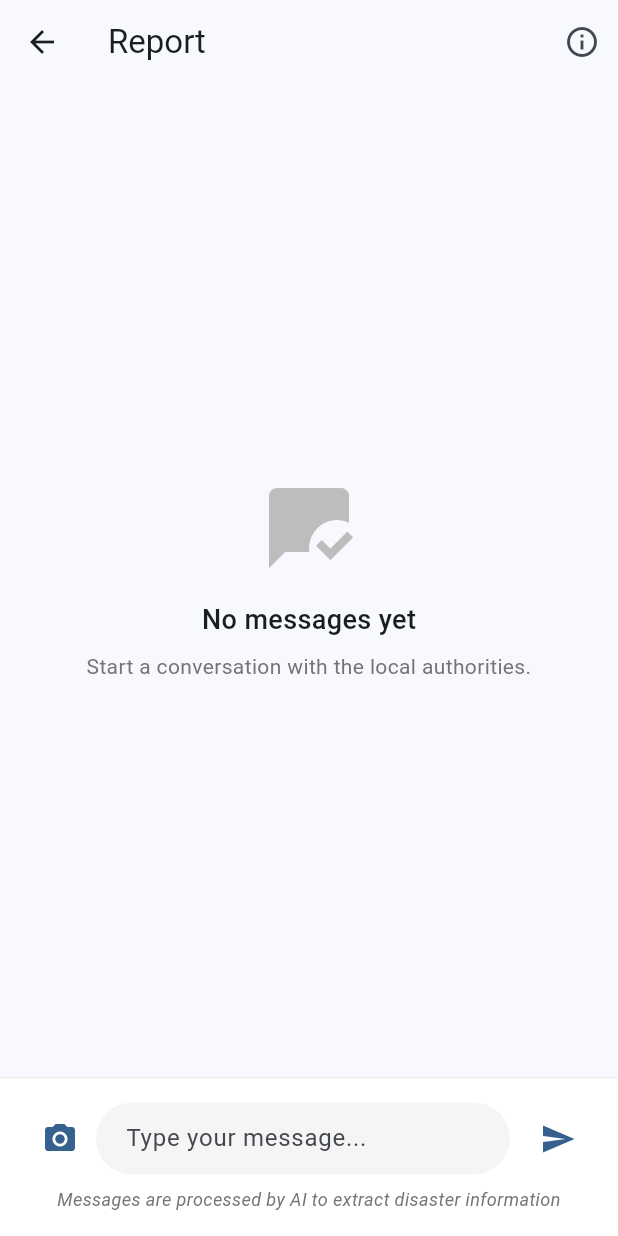
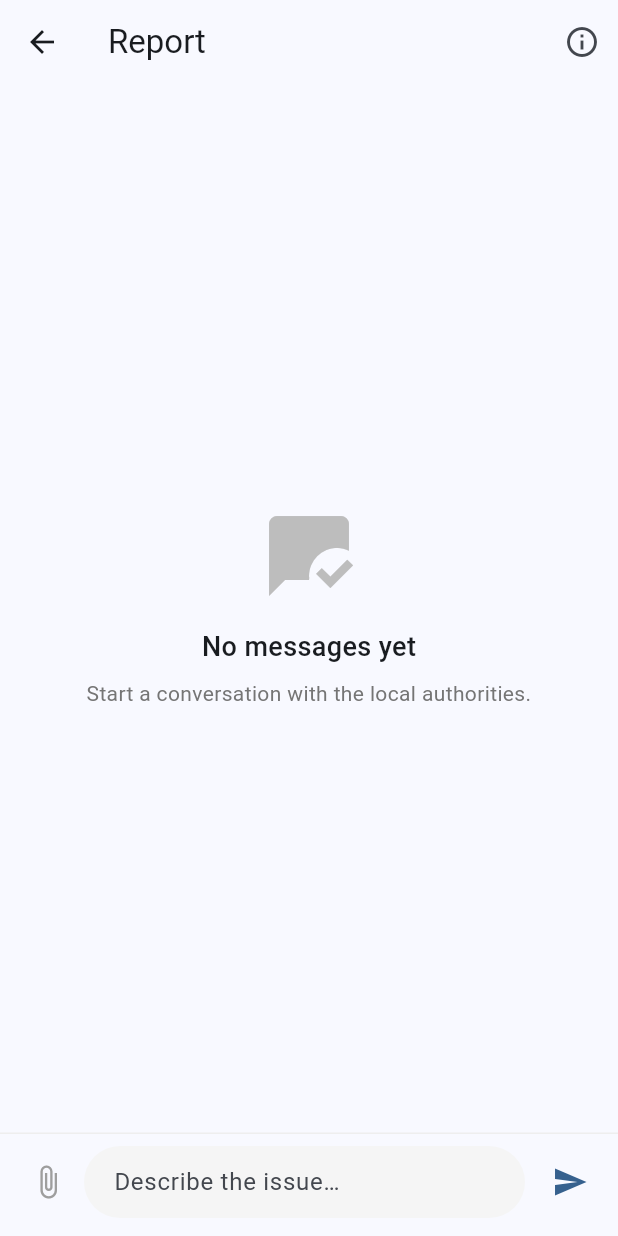
Before and after one commit to codyjamesDC/Hackathon-MapSumbong, a Flutter app: the ChatScreen screen opened directly with empty values, after a tap on the "send" icon, on a phone screen of 412 x 824 dp. Run offline on Flutter 3.47's test engine with Material 3 defaults, Android fonts, the phone set to English and light mode, and no system bars; our stand-ins replace cached_network_image, flutter_dotenv, flutter_local_notifications, flutter_map, geolocator, go_router and 5 more; accounts and stored records are empty.

Commit message:
feat: add onPhotoTap, hasPhoto, photoUploading params to MessageInput

```diff
--- a/lib/widgets/message_input.dart
+++ b/lib/widgets/message_input.dart
@@ -1,17 +1,23 @@
 import 'package:flutter/material.dart';
-import 'package:image_picker/image_picker.dart';
-import 'dart:io';
 
 class MessageInput extends StatefulWidget {
   final String reportId;
-  final Function(String content, {String? imageUrl}) onSendMessage;
-  final Function(String content, {String? imageUrl}) onSendWithAI;
+  final void Function(String content, {String? imageUrl}) onSendMessage;
+  final void Function(String content, {String? imageUrl}) onSendWithAI;
+
+  // Phase 3: photo support wired from parent
+  final VoidCallback? onPhotoTap;
+  final bool hasPhoto;
+  final bool photoUploading;
 
   const MessageInput({
     super.key,
     required this.reportId,
     required this.onSendMessage,
     required this.onSendWithAI,
+    this.onPhotoTap,
+    this.hasPhoto = false,
+    this.photoUploading = false,
   });
 
   @override
@@ -21,7 +27,6 @@ class MessageInput extends StatefulWidget {
 class _MessageInputState extends State<MessageInput> {
   final _textController = TextEditingController();
   final _focusNode = FocusNode();
-  File? _selectedImage;
   bool _isSending = false;
 
   @override
@@ -31,181 +36,113 @@ class _MessageInputState extends State<MessageInput> {
     super.dispose();
   }
 
+  Future<void> _sendMessage() async {
+    final content = _textController.text.trim();
+    if (content.isEmpty) return;
+    if (_isSending) return;
+
+    setState(() => _isSending = true);
+
+    try {
+      widget.onSendMessage(content);
+      _textController.clear();
+    } finally {
+      if (mounted) setState(() => _isSending = false);
+    }
+  }
+
   @override
   Widget build(BuildContext context) {
     return Container(
-      padding: const EdgeInsets.all(16),
+      padding: const EdgeInsets.fromLTRB(8, 8, 8, 12),
       decoration: BoxDecoration(
-        color: Colors.white,
+        color: Theme.of(context).scaffoldBackgroundColor,
         border: Border(
-          top: BorderSide(color: Colors.grey[200]!),
+          top: BorderSide(color: Colors.grey.shade200),
         ),
       ),
-      child: Column(
+      child: Row(
+        crossAxisAlignment: CrossAxisAlignment.end,
         children: [
-          // Selected image preview
-          if (_selectedImage != null) _buildImagePreview(),
-
-          // Input row
-          Row(
+          // Photo button
+          if (widget.onPhotoTap != null)
+            IconButton(
+              icon: Stack(
+                clipBehavior: Clip.none,
                 children: [
-              // Image picker button
-              IconButton(
-                icon: const Icon(Icons.photo_camera),
-                onPressed: _isSending ? null : _pickImage,
-                color: Theme.of(context).primaryColor,
+                  Icon(
+                    Icons.attach_file,
+                    color: widget.hasPhoto
+                        ? Theme.of(context).primaryColor
+                        : Colors.grey,
+                  ),
+                  if (widget.hasPhoto)
+                    Positioned(
+                      right: -4,
+                      top: -4,
+                      child: Container(
+                        width: 10,
+                        height: 10,
+                        decoration: BoxDecoration(
+                          color: Colors.green,
+                          shape: BoxShape.circle,
+                          border: Border.all(
+                              color: Colors.white, width: 1.5),
+                        ),
+                      ),
+                    ),
+                ],
+              ),
+              onPressed: widget.photoUploading
+                  ? null
+                  : widget.onPhotoTap,
+              tooltip: 'Attach photo',
             ),
 
-              // Text input field
+          // Text field
           Expanded(
             child: TextField(
               controller: _textController,
               focusNode: _focusNode,
               decoration: InputDecoration(
-                    hintText: 'Type your message...',
+                hintText: 'Describe the issue…',
                 border: OutlineInputBorder(
                   borderRadius: BorderRadius.circular(24),
                   borderSide: BorderSide.none,
                 ),
                 filled: true,
-                    fillColor: Colors.grey[100],
+                fillColor: Colors.grey.shade100,
                 contentPadding: const EdgeInsets.symmetric(
-                      horizontal: 16,
-                      vertical: 12,
+                    horizontal: 16, vertical: 10),
               ),
-                  ),
-                  maxLines: null,
+              maxLines: 4,
+              minLines: 1,
               textInputAction: TextInputAction.send,
               onSubmitted: (_) => _sendMessage(),
             ),
           ),
 
-              const SizedBox(width: 8),
+          const SizedBox(width: 6),
 
           // Send button
           _isSending
-                  ? const SizedBox(
-                      width: 48,
-                      height: 48,
-                      child: CircularProgressIndicator(),
+              ? const Padding(
+                  padding: EdgeInsets.all(12),
+                  child: SizedBox(
+                    width: 20,
+                    height: 20,
+                    child: CircularProgressIndicator(strokeWidth: 2),
+                  ),
                 )
               : IconButton(
-                      icon: const Icon(Icons.send),
-                      onPressed: _sendMessage,
+                  icon: Icon(
+                    Icons.send,
                     color: Theme.of(context).primaryColor,
                   ),
-            ],
-          ),
-
-          const SizedBox(height: 8),
-
-          // AI processing hint
-          Text(
-            'Messages are processed by AI to extract disaster information',
-            style: TextStyle(
-              fontSize: 12,
-              color: Colors.grey[600],
-              fontStyle: FontStyle.italic,
-            ),
-            textAlign: TextAlign.center,
+                  onPressed: _sendMessage,
                 ),
         ],
       ),
     );
   }
-
-  Widget _buildImagePreview() {
-    return Container(
-      margin: const EdgeInsets.only(bottom: 8),
-      padding: const EdgeInsets.all(8),
-      decoration: BoxDecoration(
-        color: Colors.grey[100],
-        borderRadius: BorderRadius.circular(12),
-      ),
-      child: Row(
-        children: [
-          ClipRRect(
-            borderRadius: BorderRadius.circular(8),
-            child: Image.file(
-              _selectedImage!,
-              width: 60,
-              height: 60,
-              fit: BoxFit.cover,
-            ),
-          ),
-          const SizedBox(width: 12),
-          Expanded(
-            child: Column(
-              crossAxisAlignment: CrossAxisAlignment.start,
-              children: [
-                const Text(
-                  'Image attached',
-                  style: TextStyle(fontWeight: FontWeight.w500),
-                ),
-                Text(
-                  _selectedImage!.path.split('/').last,
-                  style: TextStyle(
-                    fontSize: 12,
-                    color: Colors.grey[600],
-                  ),
-                  maxLines: 1,
-                  overflow: TextOverflow.ellipsis,
-                ),
-              ],
-            ),
-          ),
-          IconButton(
-            icon: const Icon(Icons.close),
-            onPressed: () => setState(() => _selectedImage = null),
-            iconSize: 20,
-          ),
-        ],
-      ),
-    );
 }
-
-  void _pickImage() async {
-    final picker = ImagePicker();
-    final pickedFile = await picker.pickImage(
-      source: ImageSource.camera,
-      imageQuality: 80,
-    );
-
-    if (pickedFile != null) {
-      setState(() {
-        _selectedImage = File(pickedFile.path);
-      });
-    }
-  }
-
-  void _sendMessage() async {
-    final content = _textController.text.trim();
-    if (content.isEmpty && _selectedImage == null) return;
-
-    setState(() => _isSending = true);
-
-    try {
-      // For now, we'll use the regular send method
-      // In the future, we could add logic to detect if AI processing is needed
-      if (_selectedImage != null) {
-        // TODO: Upload image and get URL
-        // For now, we'll just send the text
-        widget.onSendMessage(content);
-      } else {
-        widget.onSendMessage(content);
-      }
-
-      // Clear input
-      _textController.clear();
-      setState(() => _selectedImage = null);
-    } catch (e) {
-      if (mounted) {
-        ScaffoldMessenger.of(context).showSnackBar(
-          SnackBar(content: Text('Failed to send message: $e')),
-        );
-      }
-    } finally {
-      setState(() => _isSending = false);
-    }
-  }
-}
```
Lines whose indentation alone changed are shown as unchanged.
